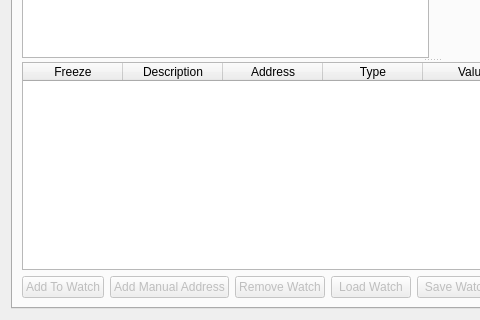
Before: the Qt Designer form src/duckstation-qt/cheatmanagerdialog.ui in kofxi3584karlayang/duckstation, drawn with Qt 5; both pictures show x 0 to 480 and y 279 to 599 of the 864 by 599 pixel window.
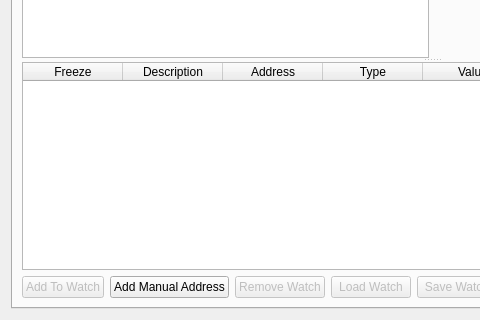
After: the same form once the commit is applied. The open tabs and pages were chosen to show the change.

```diff
--- a/src/duckstation-qt/cheatmanagerdialog.ui
+++ b/src/duckstation-qt/cheatmanagerdialog.ui
@@ -510,9 +510,6 @@
              </item>
              <item>
               <widget class="QPushButton" name="scanAddManualAddress">
-               <property name="enabled">
-                <bool>false</bool>
-               </property>
                <property name="text">
                 <string>Add Manual Address</string>
                </property>
```
